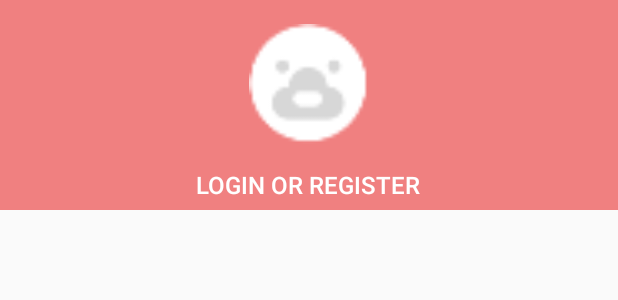
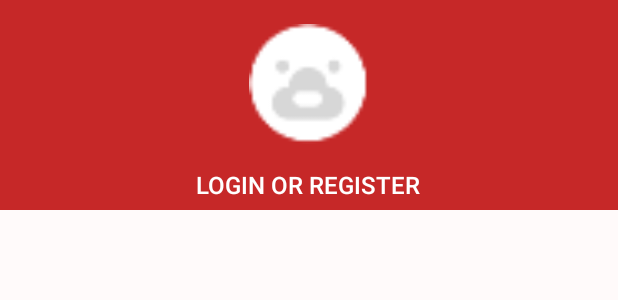
Before and after one commit to singtolee/ANDROID-SS-KORAT, an Android app: the layout fragment_tab_me.xml on its own in the app's theme, with its tools: preview values and no code run, on a phone screen of 412 x 824 dp. Shown: the top 300 px of the screen. Run offline under Robolectric (Android 15) with nearby library versions, the phone set to English and light mode, and no system bars.

Commit message:
update Tab me View

```diff
--- a/app/src/main/java/store/singto/singtostore/MeTab/TabMeFragment.java
+++ b/app/src/main/java/store/singto/singtostore/MeTab/TabMeFragment.java
@@ -22,6 +22,7 @@ import store.singto.singtostore.R;
 import store.singto.singtostore.TOOLS.RoundedImg;
 import store.singto.singtostore.loginRegister.LoginActivity;
 
+
 public class TabMeFragment extends Fragment {
 
     private FirebaseAuth mAuth;
@@ -30,7 +31,7 @@ public class TabMeFragment extends Fragment {
 
     //UI elements
     private Button loginRegisterBtn;
-    private Button exitBtn;
+    private ImageView exitBtn;
     private ImageView userAvatarImgView;
     private TextView userNameTextView;
 
@@ -43,7 +44,7 @@ public class TabMeFragment extends Fragment {
     public void onCreate(Bundle savedInstanceState) {
         super.onCreate(savedInstanceState);
 
-
+        setHasOptionsMenu(true);
 
         mAuth = FirebaseAuth.getInstance();
         authStateListener = new FirebaseAuth.AuthStateListener() {
--- /dev/null
+++ b/app/src/main/res/drawable/ic_exit_to_app_black_24dp.xml
@@ -0,0 +1,9 @@
+<vector xmlns:android="http://schemas.android.com/apk/res/android"
+        android:width="24dp"
+        android:height="24dp"
+        android:viewportWidth="24.0"
+        android:viewportHeight="24.0">
+    <path
+        android:fillColor="#FF000000"
+        android:pathData="M10.09,15.59L11.5,17l5,-5 -5,-5 -1.41,1.41L12.67,11H3v2h9.67l-2.58,2.59zM19,3H5c-1.11,0 -2,0.9 -2,2v4h2V5h14v14H5v-4H3v4c0,1.1 0.89,2 2,2h14c1.1,0 2,-0.9 2,-2V5c0,-1.1 -0.9,-2 -2,-2z"/>
+</vector>
--- a/app/src/main/res/layout/fragment_tab_me.xml
+++ b/app/src/main/res/layout/fragment_tab_me.xml
@@ -3,12 +3,13 @@
     android:layout_width="match_parent"
     android:layout_height="match_parent"
     android:orientation="vertical"
+    android:background="@color/bg"
     tools:context="store.singto.singtostore.MeTab.TabMeFragment">
 
     <RelativeLayout
         android:layout_width="match_parent"
         android:layout_height="@dimen/dp140"
-        android:background="#F08080">
+        android:background="@color/colorAccent">
 
         <!-- TODO: find a background image to replace this color -->
 
@@ -46,14 +47,17 @@
             android:layout_marginTop="@dimen/dp10"
             />
 
-        <Button
+        <ImageView
             android:id="@+id/exitBtn"
             android:visibility="invisible"
             android:layout_alignParentEnd="true"
             android:layout_alignParentTop="true"
-            android:background="@drawable/com_facebook_button_like_background"
-            android:layout_width="wrap_content"
-            android:layout_height="wrap_content" />
+            android:src="@drawable/ic_exit_to_app_black_24dp"
+            android:tint="@color/colorWhite"
+            android:layout_marginTop="@dimen/dp20"
+            android:layout_marginEnd="@dimen/dp20"
+            android:layout_width="@dimen/dp40"
+            android:layout_height="@dimen/dp40" />
     </RelativeLayout>
 
 </LinearLayout>
```
